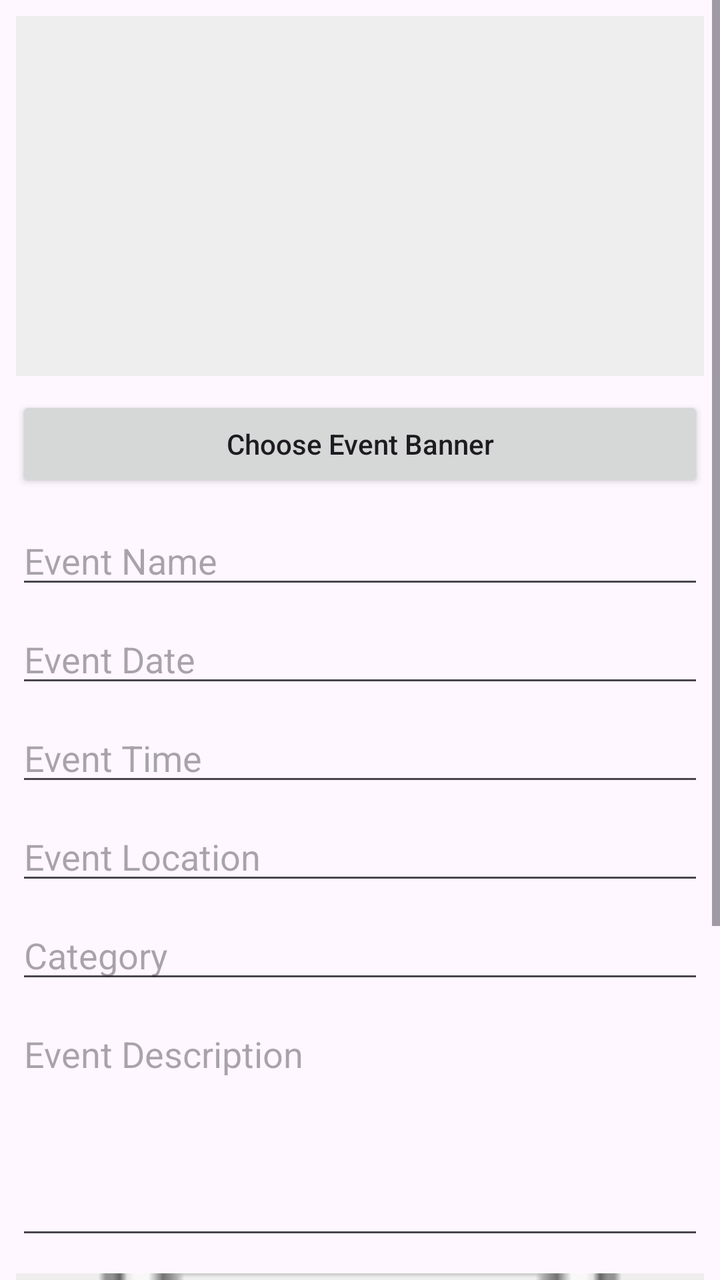
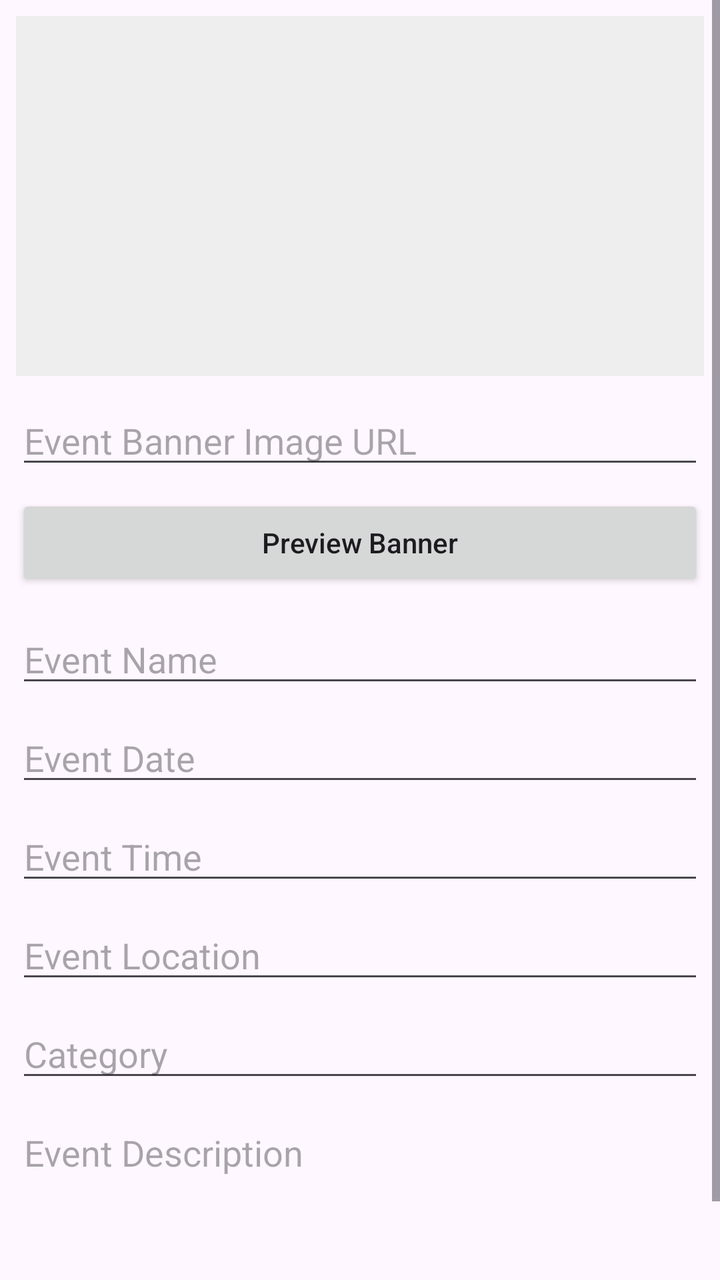

An Android layout rendered at two revisions. The XML below is the earlier revision; the diff shows what the commit changed to produce the second picture.
<!-- AndroidManifest.xml: application theme Theme.Festive_hub -->
<!-- res/layout/dialog_event_form.xml -->
<?xml version="1.0" encoding="utf-8"?>
<ScrollView
    xmlns:android="http://schemas.android.com/apk/res/android"
    android:layout_width="match_parent"
    android:layout_height="wrap_content">

    <LinearLayout
        android:layout_width="match_parent"
        android:layout_height="wrap_content"
        android:orientation="vertical"
        android:padding="8dp">

        <ImageView
            android:id="@+id/ivEventBanner"
            android:layout_width="match_parent"
            android:layout_height="180dp"
            android:layout_marginBottom="10dp"
            android:background="#EEEEEE"
            android:contentDescription="Event Banner"
            android:scaleType="centerCrop" />

        <Button
            android:id="@+id/btnChooseBanner"
            android:layout_width="match_parent"
            android:layout_height="48dp"
            android:text="Choose Event Banner"
            android:textAllCaps="false" />

        <EditText
            android:id="@+id/etEventName"
            android:layout_width="match_parent"
            android:layout_height="wrap_content"
            android:layout_marginTop="12dp"
            android:hint="Event Name"
            android:inputType="textCapSentences" />

        <EditText
            android:id="@+id/etEventDate"
            android:layout_width="match_parent"
            android:layout_height="wrap_content"
            android:layout_marginTop="8dp"
            android:hint="Event Date"
            android:inputType="text" />

        <EditText
            android:id="@+id/etEventTime"
            android:layout_width="match_parent"
            android:layout_height="wrap_content"
            android:layout_marginTop="8dp"
            android:hint="Event Time"
            android:inputType="text" />

        <EditText
            android:id="@+id/etEventLocation"
            android:layout_width="match_parent"
            android:layout_height="wrap_content"
            android:layout_marginTop="8dp"
            android:hint="Event Location"
            android:inputType="textCapSentences" />

        <EditText
            android:id="@+id/etEventCategory"
            android:layout_width="match_parent"
            android:layout_height="wrap_content"
            android:layout_marginTop="8dp"
            android:hint="Category"
            android:inputType="textCapSentences" />

        <EditText
            android:id="@+id/etEventDescription"
            android:layout_width="match_parent"
            android:layout_height="120dp"
            android:layout_marginTop="8dp"
            android:gravity="top"
            android:hint="Event Description"
            android:inputType="textMultiLine" />

        <ImageView
            android:id="@+id/ivEventBanner"
            android:layout_width="match_parent"
            android:layout_height="180dp"
            android:layout_marginTop="12dp"
            android:background="#EEEEEE"
            android:scaleType="centerCrop"
            android:src="@android:drawable/ic_menu_gallery"
            android:contentDescription="Event banner" />

        <Button
            android:id="@+id/btnSelectBanner"
            android:layout_width="match_parent"
            android:layout_height="50dp"
            android:layout_marginTop="10dp"
            android:text="Select Event Banner"
            android:textAllCaps="false" />

    </LinearLayout>

</ScrollView>
<!-- resources referenced by this layout -->
<resources>
  <style name="Theme.Festive_hub" parent="Base.Theme.Festive_hub" />
  <style name="Base.Theme.Festive_hub" parent="Theme.Material3.DayNight.NoActionBar">
          
          
      </style>
</resources>

<!-- the commit's change to res/layout/dialog_event_form.xml (unified diff, before → after) -->
@@ -19,11 +19,20 @@
             android:contentDescription="Event Banner"
             android:scaleType="centerCrop" />
 
+        <EditText
+            android:id="@+id/etEventBannerUrl"
+            android:layout_width="match_parent"
+            android:layout_height="wrap_content"
+            android:hint="Event Banner Image URL"
+            android:inputType="textUri"
+            android:singleLine="true" />
+
         <Button
-            android:id="@+id/btnChooseBanner"
+            android:id="@+id/btnPreviewBanner"
             android:layout_width="match_parent"
             android:layout_height="48dp"
-            android:text="Choose Event Banner"
+            android:layout_marginTop="8dp"
+            android:text="Preview Banner"
             android:textAllCaps="false" />
 
         <EditText
@@ -75,24 +84,6 @@
             android:hint="Event Description"
             android:inputType="textMultiLine" />
 
-        <ImageView
-            android:id="@+id/ivEventBanner"
-            android:layout_width="match_parent"
-            android:layout_height="180dp"
-            android:layout_marginTop="12dp"
-            android:background="#EEEEEE"
-            android:scaleType="centerCrop"
-            android:src="@android:drawable/ic_menu_gallery"
-            android:contentDescription="Event banner" />
-
-        <Button
-            android:id="@+id/btnSelectBanner"
-            android:layout_width="match_parent"
-            android:layout_height="50dp"
-            android:layout_marginTop="10dp"
-            android:text="Select Event Banner"
-            android:textAllCaps="false" />
-
     </LinearLayout>
 
 </ScrollView>
